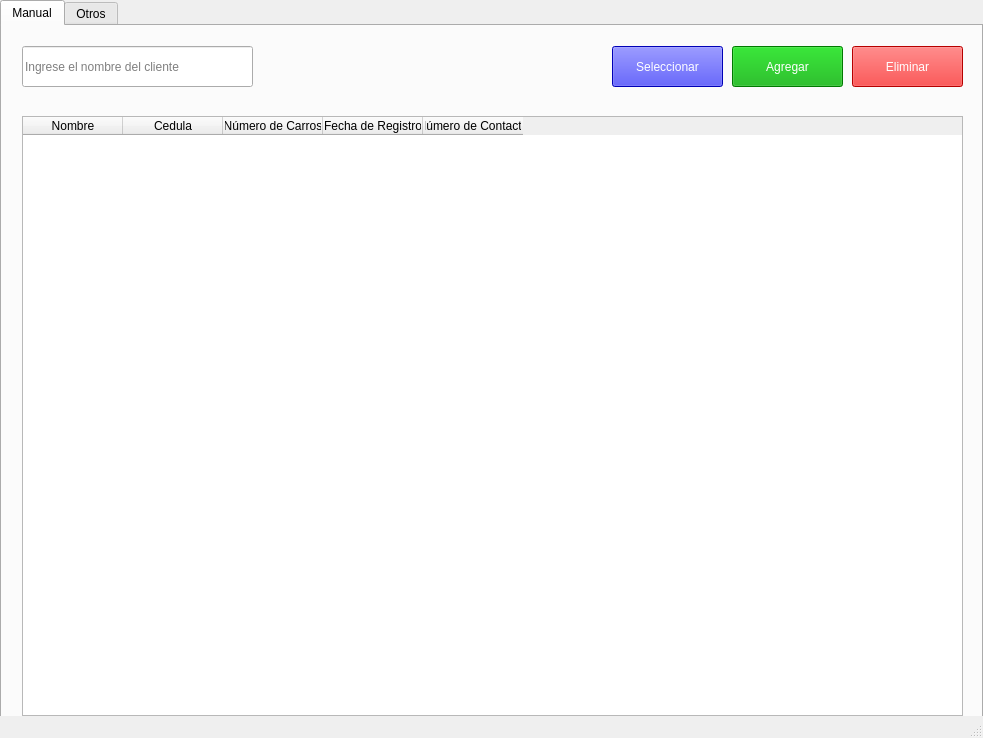
This is src/centro_garantia_vehiculos/centrogarantiavehiculo.ui in gabrielmj23/taller-mecanico-so as Qt 5 draws it before an edit. The edited form follows.
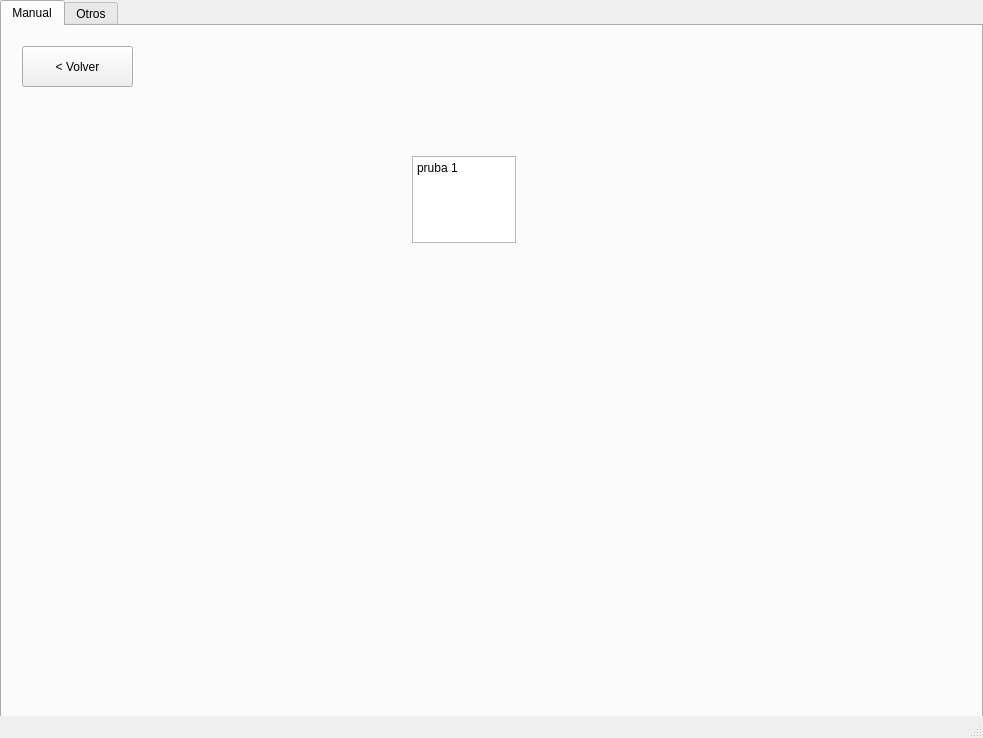
This is the edited form.

Commit message: funcionalidad boton clientes

```diff
--- a/src/centro_garantia_vehiculos/centrogarantiavehiculo.ui
+++ b/src/centro_garantia_vehiculos/centrogarantiavehiculo.ui
@@ -58,8 +58,8 @@
        <widget class="QTextEdit" name="textEdit">
         <property name="geometry">
          <rect>
-          <x>310</x>
-          <y>310</y>
+          <x>410</x>
+          <y>130</y>
           <width>104</width>
           <height>87</height>
          </rect>
@@ -76,6 +76,19 @@
 &lt;p style=&quot;-qt-paragraph-type:empty; margin-top:0px; margin-bottom:0px; margin-left:0px; margin-right:0px; -qt-block-indent:0; text-indent:0px;&quot;&gt;&lt;br /&gt;&lt;/p&gt;&lt;/body&gt;&lt;/html&gt;</string>
         </property>
        </widget>
+       <widget class="QPushButton" name="pushButton_3">
+        <property name="geometry">
+         <rect>
+          <x>20</x>
+          <y>20</y>
+          <width>111</width>
+          <height>41</height>
+         </rect>
+        </property>
+        <property name="text">
+         <string>&lt; Volver</string>
+        </property>
+       </widget>
       </widget>
       <widget class="QWidget" name="page_2">
        <widget class="QTableWidget" name="clienteTableWidget">
```
Left out of the diff: 6 changed lines with no effect on the pictures. The commit also changes 7 other files.
